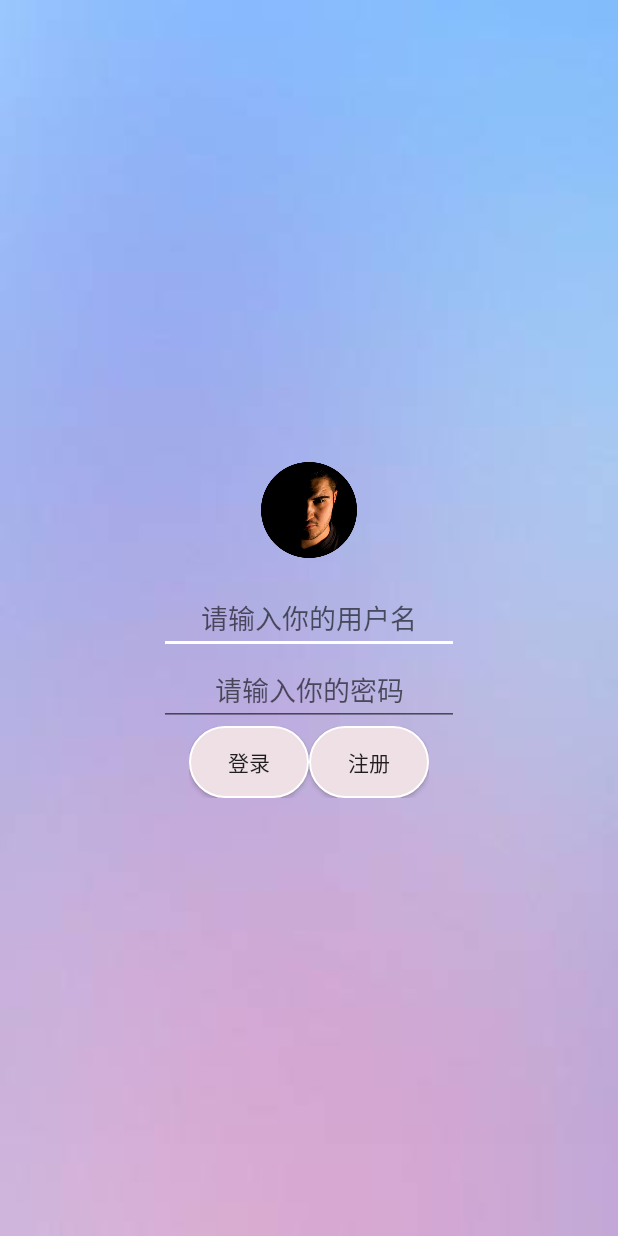
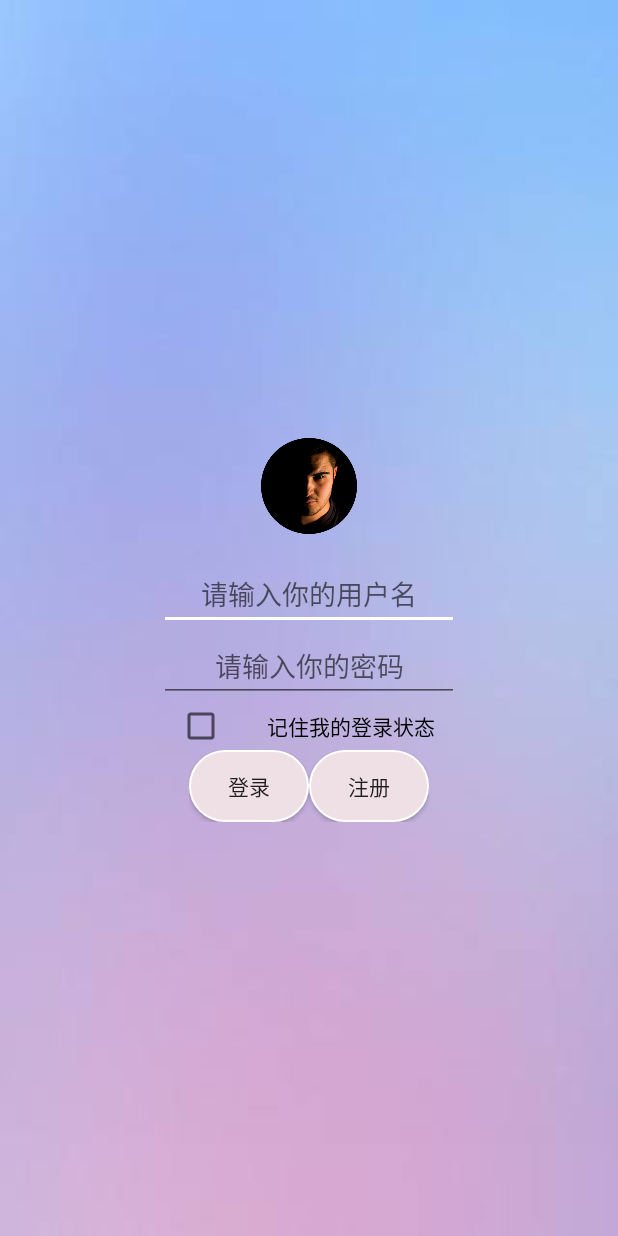
Before and after one commit to Banakey/DailySpeak, an Android app: the screen it shows after launch (LoginActivity), after a tap on "登录", on a phone screen of 412 x 824 dp. Run offline under Robolectric (Android 15) with nearby library versions, the phone set to English and light mode, and no system bars; libraries missing offline, so code that uses them is left out: cn.bmob.v3.

Commit message:
记住登录状态

```diff
--- a/app/src/main/java/com/software/upc/fluency/activity/LoginActivity.java
+++ b/app/src/main/java/com/software/upc/fluency/activity/LoginActivity.java
@@ -1,6 +1,7 @@
 package com.software.upc.fluency.activity;
 
 import android.content.Intent;
+import android.content.SharedPreferences;
 import android.os.Bundle;
 import android.support.v7.app.AppCompatActivity;
 import android.text.TextUtils;
@@ -8,6 +9,7 @@ import android.util.Log;
 import android.view.View;
 import android.view.Window;
 import android.widget.Button;
+import android.widget.CheckBox;
 import android.widget.EditText;
 import android.widget.Toast;
 
@@ -23,6 +25,8 @@ public class LoginActivity extends AppCompatActivity implements View.OnClickList
     private EditText et_password;
     private Button login;
     private Button go_register;
+    private CheckBox checkBox;
+    private SharedPreferences sp;
 
     @Override
     protected void onCreate(Bundle savedInstanceState) {
@@ -31,12 +35,25 @@ public class LoginActivity extends AppCompatActivity implements View.OnClickList
         //Bmob.initialize(this, "bbd2e91e683828d227b28a9ef69683e9");
         setContentView(R.layout.activity_login);
         initialize();
+        sp = getSharedPreferences("userInfo", 0);
+        String name=sp.getString("USER_NAME", "");
+        String pass =sp.getString("PASSWORD", "");
+
+
+        boolean choseRemember =sp.getBoolean("remember", false);
+
+        //如果上次选了记住密码，那进入登录页面也自动勾选记住密码，并填上用户名和密码
+        if(choseRemember){
+            et_username.setText(name);
+            et_password.setText(pass);
+            checkBox.setChecked(true);
+        }
     }
 
     private void initialize(){
         et_username = (EditText) findViewById(R.id.et_username);
         et_password = (EditText) findViewById(R.id.et_password);
-        //et_password.setRawInputType(InputType.TYPE_CLASS_NUMBER);
+        checkBox = (CheckBox) findViewById(R.id.cb_auto);
         login = (Button) findViewById(R.id.bt_login);
         login.setOnClickListener(this);
         go_register = (Button) findViewById(R.id.bt_go_regist);
@@ -48,7 +65,8 @@ public class LoginActivity extends AppCompatActivity implements View.OnClickList
         switch (v.getId()){
             case R.id.bt_login:
                 final String username = et_username.getText().toString().trim();
-                String password = et_password.getText().toString();
+                final String password = et_password.getText().toString();
+                final SharedPreferences.Editor editor = sp.edit();
 
                 if (!TextUtils.isEmpty(username) && !TextUtils.isEmpty(password)){
                     final BmobUser bmobUser = new BmobUser();
@@ -59,6 +77,15 @@ public class LoginActivity extends AppCompatActivity implements View.OnClickList
                         @Override
                         public void onSuccess() {
                             //获取到当前用户的信息
+                            editor.putString("USER_NAME", username);
+                            editor.putString("PASSWORD", password);
+                            if(checkBox.isChecked()){
+                                editor.putBoolean("remember", true);
+                            }else{
+                                editor.putBoolean("remember", false);
+                            }
+                            editor.commit();
+
                             User user = BmobUser.getCurrentUser(LoginActivity.this,User.class);
                             Intent intent = new Intent(LoginActivity.this,PlanActivity.class);
                             intent.putExtra("user",user);
@@ -83,6 +110,4 @@ public class LoginActivity extends AppCompatActivity implements View.OnClickList
                 break;
         }
     }
-
-
 }
--- a/app/src/main/res/layout/activity_login.xml
+++ b/app/src/main/res/layout/activity_login.xml
@@ -33,6 +33,14 @@
             android:hint="@string/edt_password"
             android:inputType="textPassword"
             android:layout_gravity="center_horizontal"/>
+        <CheckBox
+            android:id="@+id/cb_auto"
+            android:layout_width="200dp"
+            android:layout_height="wrap_content"
+            android:gravity="center"
+            android:layout_marginLeft="12dip"
+            android:text="记住我的登录状态"
+            android:textColor="#000000" />
     </LinearLayout>
     <LinearLayout
         android:layout_width="wrap_content"
```
